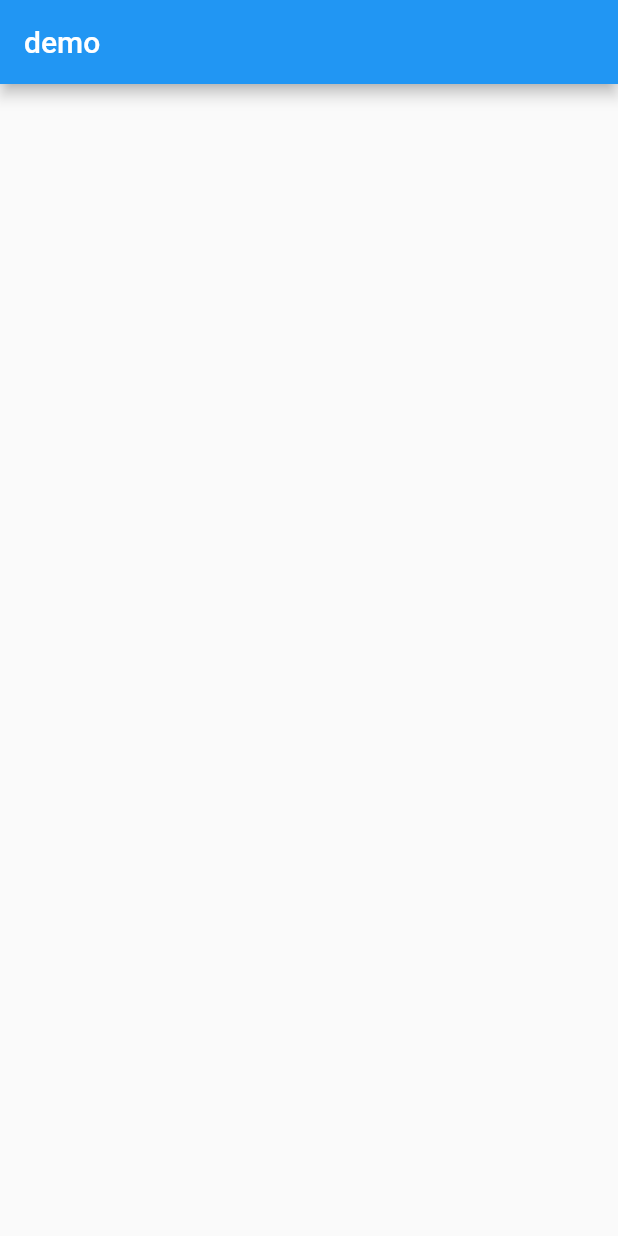
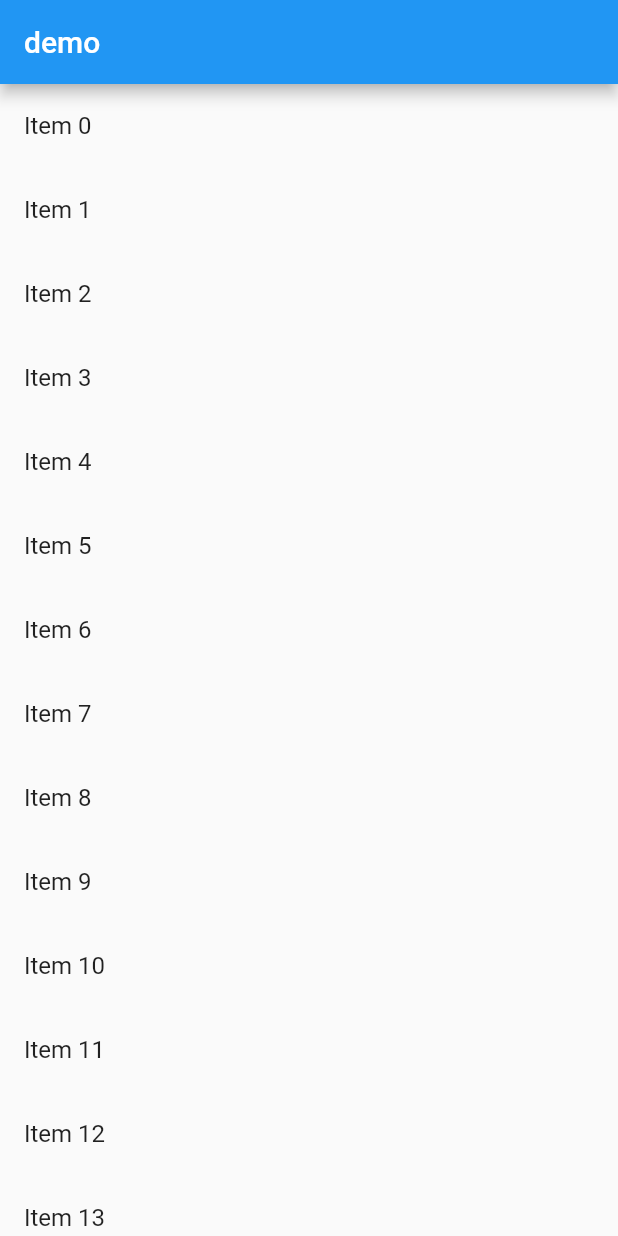
Before and after one commit to Slartbartfast1/flutter_demo, a Flutter app: the screen it shows after launch, on a phone screen of 412 x 824 dp. Run offline on Flutter 3.47's test engine with Material 2 defaults, Android fonts, the phone set to English and light mode, and no system bars.

Commit message:
feat: dymatic list demo

```diff
--- a/lib/main.dart
+++ b/lib/main.dart
@@ -1,26 +1,57 @@
 import 'package:flutter/material.dart';
 import 'package:flutter/rendering.dart';
 
-void main() => runApp(MyApp());
+void main() => runApp(MyApp(
+  items: new List<String>.generate(1000, (i)=>"Item $i")
+));
 
-class MyApp extends StatelessWidget{
+class MyApp extends StatelessWidget {
+  final List<String> items;
+  MyApp({Key key,@required this.items}):super(key:key);
   @override
-  Widget build(BuildContext contexr){
+  Widget build(BuildContext contexr) {
     return MaterialApp(
       title: 'flutter demo',
       home: Scaffold(
         appBar: new AppBar(
           title: new Text('demo')
         ),
-        body: new ListView(
-          children: <Widget>[
-            new Image.network('https://cdn.jsdelivr.net/gh/flutterchina/website@1.0/images/homepage/header-illustration.png'),
-            new Image.network('https://cdn.jsdelivr.net/gh/flutterchina/website@1.0/images/homepage/header-illustration.png'),
-            new Image.network('https://cdn.jsdelivr.net/gh/flutterchina/website@1.0/images/homepage/header-illustration.png'),
-            new Image.network('https://cdn.jsdelivr.net/gh/flutterchina/website@1.0/images/homepage/header-illustration.png'),
-          ]
+        body: new ListView.builder(
+          itemCount: this.items.length,
+          itemBuilder: (context,index){
+            return new ListTile(
+              title: new Text('${items[index]}')
+            );
+          }
         )
       )
     );
   }
 }
+
+class MyList extends StatelessWidget {
+  @override
+  Widget build(BuildContext context) {
+    return ListView(
+      scrollDirection: Axis.horizontal,
+      children: < Widget > [
+        new Container(
+          width: 200.0,
+          color: Colors.lightBlue,
+        ),
+        new Container(
+          width: 200.0,
+          color: Colors.amber,
+        ),
+        new Container(
+          width: 200.0,
+          color: Colors.deepOrange,
+        ),
+        new Container(
+          width: 200.0,
+          color: Colors.purple,
+        ),
+      ],
+    );
+  }
+}
```
